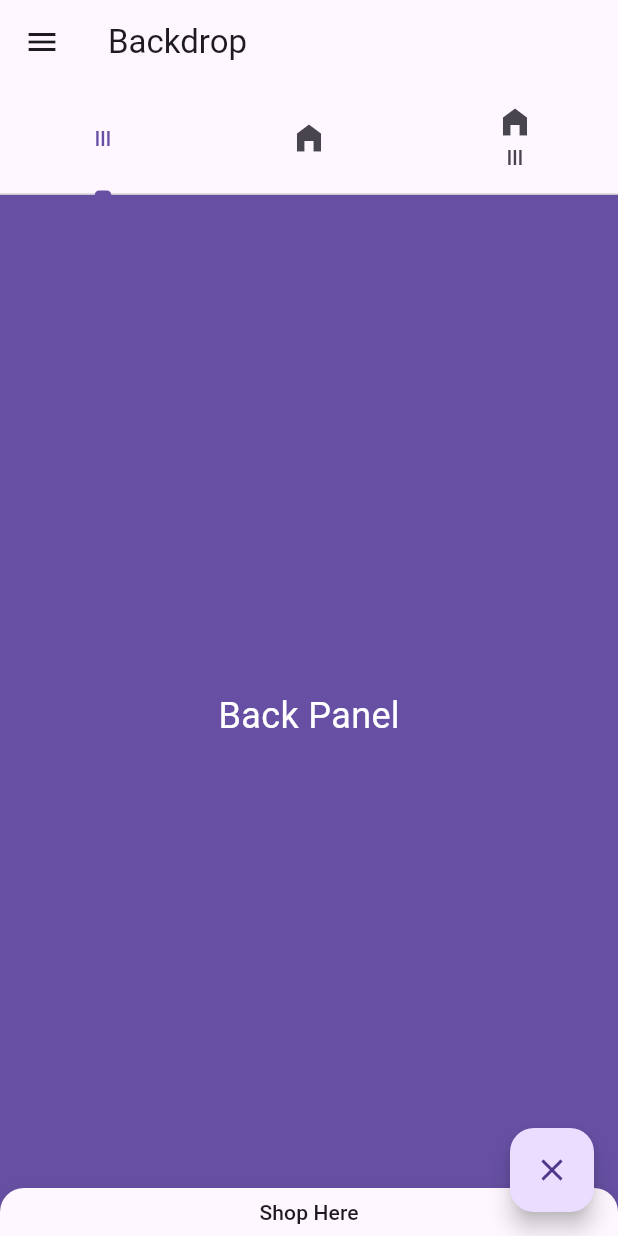
After one commit to LuongXuanNhat/VietNamHistory_FEmobile, a Flutter app: the Body screen opened directly, on a phone screen of 412 x 824 dp. The commit adds this screen. Run offline on Flutter 3.47's test engine with Material 3 defaults, Android fonts, the phone set to English and light mode, and no system bars; our stand-ins replace after_layout, animated_custom_dropdown, bloc, carousel_slider, curved_navigation_bar, dio and 22 more; missing offline and left inert: bmprogresshud, comment_box, dart:ffi, easy_separator, signalr_netcore, syncfusion_flutter_pdfviewer; accounts and stored records are empty; generated files the repository leaves out were written again.

Commit message:
update theme and update some bug

```diff
--- /dev/null
+++ b/devtools_options.yaml
@@ -0,0 +1 @@
+extensions:
--- a/lib/common/global_configs.dart
+++ b/lib/common/global_configs.dart
@@ -1,10 +1,11 @@
 class GlobalConfigs {
   static const String kAppName = 'VietNamHistory';
 
-  static const String kBaseUrl = "https://vuanhpham25-001-site1.gtempurl.com/";
+  // static const String kBaseUrl = "https://vuanhpham25-001-site1.gtempurl.com/";
   // static const String kBaseUrl = "https://tyls.fun/";
   // static const String kBaseUrl = "https://localhost:7138/";
   // static const String kBaseUrl = "https://192.168.1.3:7138/";
+  static const String kBaseUrl = "https://tyls.fun/";
 }
 
 const kMobileScreenPadding = 25.0;
--- a/lib/common/global_styles.dart
+++ b/lib/common/global_styles.dart
@@ -1,6 +1,7 @@
 import 'package:flutter/material.dart';
 
 import 'global_colors.dart';
+import 'ui_parameters.dart';
 
 class GlobalStyles {
   static const TextStyle boldStyle = TextStyle(fontWeight: FontWeight.bold);
@@ -32,3 +33,7 @@ class GlobalStyles {
 
 const kQuizeNumberCardTs = TextStyle(
     fontSize: 16, fontWeight: FontWeight.w500, color: kOnSurfaceTextColor);
+const kDetailsTS = TextStyle(fontSize: 12);
+
+TextStyle cardTitleTs(context) => const TextStyle(
+    color: Colors.black, fontSize: 18, fontWeight: FontWeight.bold);
--- a/lib/main.dart
+++ b/lib/main.dart
@@ -6,7 +6,6 @@ import 'package:url_strategy/url_strategy.dart';
 import 'get_it.dart';
 import 'route_generator.dart';
 import 'package:get/get.dart';
-
 import 'screens/quiz_screen/start_quiz/quiz_controller.dart';
 
 void main() async {
--- a/lib/route_generator.dart
+++ b/lib/route_generator.dart
@@ -76,6 +76,8 @@ class RouteGenerator {
   static const String quizOverView = '/quiz_overview_screen';
   static const String resultQuizScreen = '/result_screen';
   static const String answerCheckScreen = '/answer_check_screen';
+  static const String deepLinkPrefix = "yourapp://";
+  static const String detailPostDeepLink = '${deepLinkPrefix}detail_post';
 
   static Route<dynamic> generateRoute(RouteSettings settings) {
     switch (settings.name) {
--- /dev/null
+++ b/lib/widgets/my_drawer.dart
@@ -0,0 +1,362 @@
+import 'package:flutter/material.dart';
+import 'package:flutter_zoom_drawer/flutter_zoom_drawer.dart';
+
+class MyApp extends StatelessWidget {
+  const MyApp({Key? key}) : super(key: key);
+
+  // This widget is the root of your application.
+  @override
+  Widget build(BuildContext context) {
+    const Color p = Color(0xff416d69);
+    return MaterialApp(
+      debugShowCheckedModeBanner: false,
+      title: 'Corona Out',
+      theme: ThemeData(
+        primarySwatch: Colors.blue,
+        primaryColor: p,
+      ),
+      home: const Zoom(),
+    );
+  }
+}
+
+final ZoomDrawerController z = ZoomDrawerController();
+
+class Zoom extends StatefulWidget {
+  const Zoom({Key? key}) : super(key: key);
+
+  @override
+  _ZoomState createState() => _ZoomState();
+}
+
+class _ZoomState extends State<Zoom> {
+  @override
+  Widget build(BuildContext context) {
+    return ZoomDrawer(
+      controller: z,
+      borderRadius: 50,
+      // showShadow: true,
+      openCurve: Curves.fastOutSlowIn,
+      slideWidth: MediaQuery.of(context).size.width * 0.65,
+      duration: const Duration(milliseconds: 500),
+      // angle: 0.0,
+      menuBackgroundColor: Colors.blue,
+      mainScreen: const Body(),
+      // moveMenuScreen: false,
+      menuScreen: Scaffold(
+        backgroundColor: Colors.white,
+        body: Center(
+          child: InkWell(
+            onTap: () {
+              final navigator = Navigator.of(
+                context,
+              );
+              z.close?.call()?.then(
+                    (value) => navigator.push(
+                      MaterialPageRoute(
+                        builder: (_) => const TestPage(),
+                      ),
+                    ),
+                  );
+            },
+            child: const Text(
+              "Push Page",
+              style: TextStyle(fontSize: 24.0, color: Colors.black),
+            ),
+          ),
+        ),
+      ),
+    );
+    return ZoomDrawer(
+      controller: z,
+      borderRadius: 24,
+      // showShadow: true,
+      openCurve: Curves.fastOutSlowIn,
+      slideWidth: MediaQuery.of(context).size.width * 0.65,
+      duration: const Duration(milliseconds: 500),
+      // angle: 0.0,
+      menuBackgroundColor: Colors.blue,
+      mainScreen: const Body(),
+      moveMenuScreen: false,
+      menuScreen: Scaffold(
+        backgroundColor: Colors.white,
+        body: Center(
+          child: InkWell(
+            onTap: () {
+              final navigator = Navigator.of(
+                context,
+              );
+              z.close?.call()?.then(
+                    (value) => navigator.push(
+                      MaterialPageRoute(
+                        builder: (_) => const TestPage(),
+                      ),
+                    ),
+                  );
+            },
+            child: const Text(
+              "Push Page",
+              style: TextStyle(fontSize: 24.0, color: Colors.black),
+            ),
+          ),
+        ),
+      ),
+    );
+  }
+}
+
+class Body extends StatefulWidget {
+  const Body({Key? key}) : super(key: key);
+
+  @override
+  State<Body> createState() => _BodyState();
+}
+
+class _BodyState extends State<Body> with SingleTickerProviderStateMixin {
+  late AnimationController controller = AnimationController(
+    vsync: this,
+    duration: const Duration(milliseconds: 100),
+    value: -1.0,
+  );
+
+  @override
+  void dispose() {
+    controller.dispose();
+    super.dispose();
+  }
+
+  bool get isPanelVisible {
+    final AnimationStatus status = controller.status;
+    return status == AnimationStatus.completed ||
+        status == AnimationStatus.forward;
+  }
+
+  @override
+  Widget build(BuildContext context) {
+    return Scaffold(
+      floatingActionButton: FloatingActionButton(
+        onPressed: () {},
+        child: IconButton(
+          onPressed: () {
+            controller.fling(velocity: isPanelVisible ? -1.0 : 1.0);
+          },
+          icon: AnimatedIcon(
+            icon: AnimatedIcons.close_menu,
+            progress: controller.view,
+          ),
+        ),
+      ),
+      body: TwoPanels(
+        controller: controller,
+      ),
+    );
+  }
+}
+
+class TwoPanels extends StatefulWidget {
+  final AnimationController controller;
+
+  const TwoPanels({Key? key, required this.controller}) : super(key: key);
+
+  @override
+  _TwoPanelsState createState() => _TwoPanelsState();
+}
+
+class _TwoPanelsState extends State<TwoPanels> with TickerProviderStateMixin {
+  static const _headerHeight = 32.0;
+  late TabController tabController = TabController(length: 3, vsync: this);
+  late final AnimationController _controller = AnimationController(
+    duration: const Duration(seconds: 2),
+    vsync: this,
+  )..addListener(() {
+      print("SlideValue: ${_controller.value} - ${_controller.status}");
+    });
+  late final Animation<Offset> _offsetAnimation = Tween<Offset>(
+    begin: Offset.zero,
+    end: const Offset(1.5, 0.0),
+  ).animate(CurvedAnimation(
+    parent: _controller,
+    curve: Curves.elasticIn,
+  ));
+
+  Animation<RelativeRect> getPanelAnimation(BoxConstraints constraints) {
+    final height = constraints.biggest.height;
+    final backPanelHeight = height - _headerHeight;
+    const frontPanelHeight = -_headerHeight;
+
+    return RelativeRectTween(
+      begin: RelativeRect.fromLTRB(
+        0.0,
+        backPanelHeight,
+        0.0,
+        frontPanelHeight,
+      ),
+      end: const RelativeRect.fromLTRB(0.0, 100, 0.0, 0.0),
+    ).animate(
+      CurvedAnimation(parent: widget.controller, curve: Curves.linear),
+    );
+  }
+
+  @override
+  void dispose() {
+    _controller.dispose();
+    tabController.dispose();
+    super.dispose();
+  }
+
+  Widget bothPanels(BuildContext context, BoxConstraints constraints) {
+    final ThemeData theme = Theme.of(context);
+    return Stack(
+      children: <Widget>[
+        Scaffold(
+          appBar: AppBar(
+            title: const Text("Backdrop"),
+            elevation: 0.0,
+            leading: IconButton(
+              icon: const Icon(Icons.menu),
+              onPressed: () {
+                z.toggle!();
+              },
+            ),
+            bottom: TabBar(
+              controller: tabController,
+              tabs: const [
+                Tab(
+                  //icon: Icon(Icons.home_filled),
+                  text: 'lll',
+                ),
+                Tab(
+                  icon: Icon(Icons.home_filled),
+                  //text: 'lll',
+                ),
+                Tab(
+                  icon: Icon(Icons.home_filled),
+                  text: 'lll',
+                )
+              ],
+            ),
+          ),
+          body: TabBarView(
+            controller: tabController,
+            children: [
+              Container(
+                color: theme.primaryColor,
+                child: const Center(
+                  child: Text(
+                    "Back Panel",
+                    style: TextStyle(fontSize: 24.0, color: Colors.white),
+                  ),
+                ),
+              ),
+              Container(
+                color: Colors.pink,
+                child: Center(
+                  child: Column(
+                    mainAxisSize: MainAxisSize.min,
+                    children: [
+                      const Text(
+                        "Back Panel",
+                        style: TextStyle(fontSize: 24.0, color: Colors.white),
+                      ),
+                      const SizedBox(
+                        height: 16,
+                      ),
+                      TextButton(
+                        onPressed: () {
+                          if (_controller.status == AnimationStatus.completed) {
+                            _controller.reverse();
+                          } else {
+                            _controller.forward();
+                          }
+
+                          Navigator.push(
+                            context,
+                            MaterialPageRoute(
+                              builder: (_) => const TestPage(),
+                            ),
+                          );
+                        },
+                        child: const Text("Push"),
+                      ),
+                      const SizedBox(
+                        height: 16,
+                      ),
+                      SlideTransition(
+                        position: _offsetAnimation,
+                        child: const Padding(
+                          padding: EdgeInsets.all(8.0),
+                          child: FlutterLogo(size: 150.0),
+                        ),
+                      ),
+                    ],
+                  ),
+                ),
+              ),
+              Container(
+                color: Colors.brown,
+                child: const Center(
+                  child: Text(
+                    "Back Panel",
+                    style: TextStyle(fontSize: 24.0, color: Colors.white),
+                  ),
+                ),
+              )
+            ],
+          ),
+        ),
+        PositionedTransition(
+          rect: getPanelAnimation(constraints),
+          child: Material(
+            elevation: 12.0,
+            borderRadius: const BorderRadius.only(
+              topLeft: Radius.circular(16.0),
+              topRight: Radius.circular(16.0),
+            ),
+            child: Column(
+              children: <Widget>[
+                SizedBox(
+                  height: _headerHeight,
+                  child: Center(
+                    child: Text(
+                      "Shop Here",
+                      style: Theme.of(context).textTheme.labelLarge,
+                    ),
+                  ),
+                ),
+                const Expanded(
+                  child: Center(
+                    child: Text(
+                      "Front Panel",
+                      style: TextStyle(fontSize: 24.0, color: Colors.black),
+                    ),
+                  ),
+                )
+              ],
+            ),
+          ),
+        )
+      ],
+    );
+  }
+
+  @override
+  Widget build(BuildContext context) {
+    return LayoutBuilder(
+      builder: bothPanels,
+    );
+  }
+}
+
+class TestPage extends StatelessWidget {
+  const TestPage({Key? key}) : super(key: key);
+
+  @override
+  Widget build(BuildContext context) {
+    return Scaffold(
+      appBar: AppBar(),
+      body: const Center(
+        child: Text("Test Page !"),
+      ),
+    );
+  }
+}
--- a/pubspec.yaml
+++ b/pubspec.yaml
@@ -27,6 +27,7 @@ dependencies:
   injectable: ^2.3.0
 
   #Support UI
+  flutter_zoom_drawer: ^3.1.1
   share_plus: ^7.2.1
   curved_navigation_bar: ^1.0.3
   easy_separator: ^1.0.1
```
Also changed, not shown: lib/common/icon_with_text.dart (added, +22 -0 lines), lib/screens/quiz_screen/quiz_screen.dart (+12 -20 lines), lib/screens/quiz_screen/widget/quiz_page_card.dart (added, +104 -0 lines), assets/images/quizz.png (added), lib/networks/rest_client.g.dart, pubspec.lock, 1 other file.
